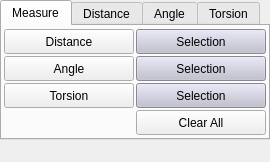
Above: trunk/src/gui/geometry.ui from trisyoungs/aten before the change. Below: the same form after it.
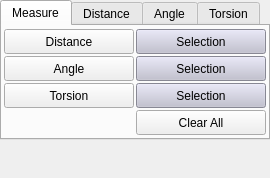
That is the form after the change. Icons and pictures are not drawn.

```diff
--- a/trunk/src/gui/geometry.ui
+++ b/trunk/src/gui/geometry.ui
@@ -6,13 +6,13 @@
     <x>0</x>
     <y>0</y>
     <width>270</width>
-    <height>162</height>
+    <height>178</height>
    </rect>
   </property>
   <property name="minimumSize">
    <size>
     <width>270</width>
-    <height>162</height>
+    <height>178</height>
    </size>
   </property>
   <property name="floating">
```
Left out of the diff: 1 changed line with no effect on the pictures.
